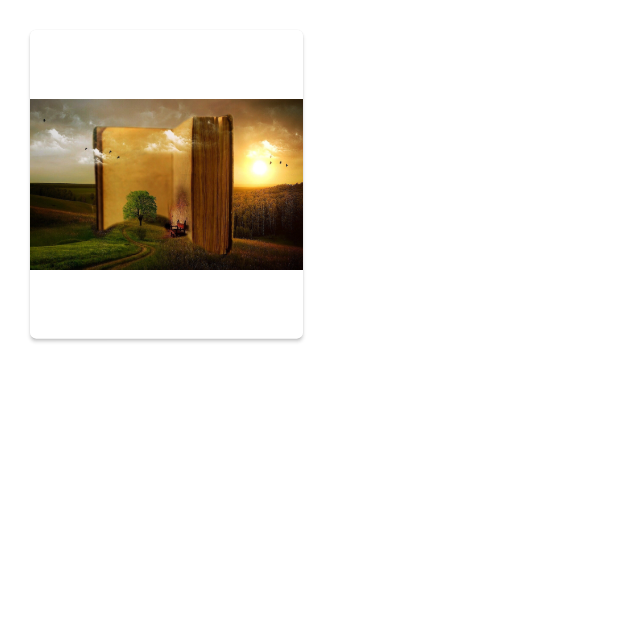
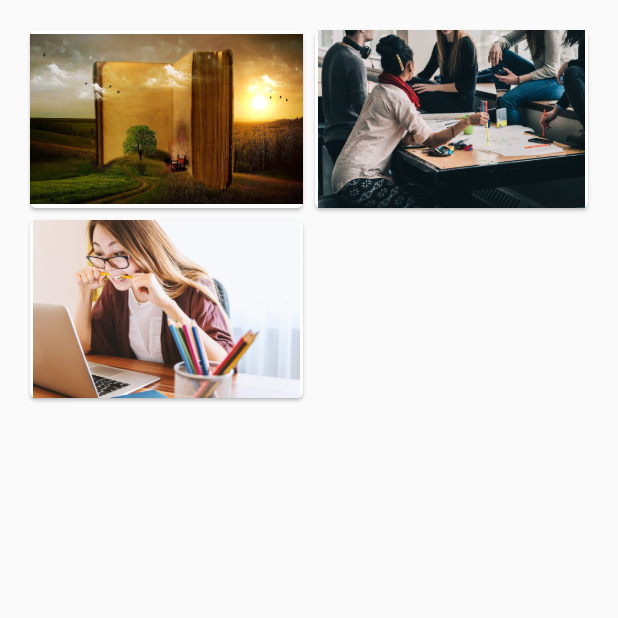
Before and after one commit to Ohgyuchan/random_image, a Flutter app: the screen it shows after launch, after a tap on "기본 이미지에서 고르기", on a phone screen of 412 x 824 dp, the top half of it. Run offline on Flutter 3.47's test engine with Material 2 defaults, Android fonts, the light colour scheme and no system bars; our stand-ins replace get.

Commit message:
update pick default screen

```diff
--- a/lib/screens/default_pick_screen.dart
+++ b/lib/screens/default_pick_screen.dart
@@ -1,19 +1,48 @@
 import 'package:flutter/material.dart';
+import 'package:get/get.dart';
+import 'package:ramdom_image/controllers/cycling_controller.dart';
 
 class DefaultPickScreen extends StatelessWidget {
   const DefaultPickScreen({Key? key}) : super(key: key);
 
   @override
   Widget build(BuildContext context) {
-    return GridView.count(
-      crossAxisCount: 2,
-      padding: const EdgeInsets.all(16.0),
-      childAspectRatio: 8.0 / 9.0,
-      children: [
-        Card(
-          child: Image.asset('assets/study1.jpg'),
-        )
-      ],
+    final CyclingController cyclingController = Get.find();
+    return Scaffold(
+      body: GridView.count(
+        crossAxisCount: 2,
+        padding: const EdgeInsets.all(16.0),
+        childAspectRatio: 3.0 / 2.0,
+        children: [
+          GestureDetector(
+            onTap: () {
+              cyclingController.arg.value = 0;
+              Get.back();
+            },
+            child: Card(
+              child: Image.asset('assets/study1.jpg'),
+            ),
+          ),
+          GestureDetector(
+            onTap: () {
+              cyclingController.arg.value = 1;
+              Get.back();
+            },
+            child: Card(
+              child: Image.asset('assets/study2.jpg'),
+            ),
+          ),
+          GestureDetector(
+            onTap: () {
+              cyclingController.arg.value = 2;
+              Get.back();
+            },
+            child: Card(
+              child: Image.asset('assets/study3.jpg'),
+            ),
+          ),
+        ],
+      ),
     );
   }
 }
```
